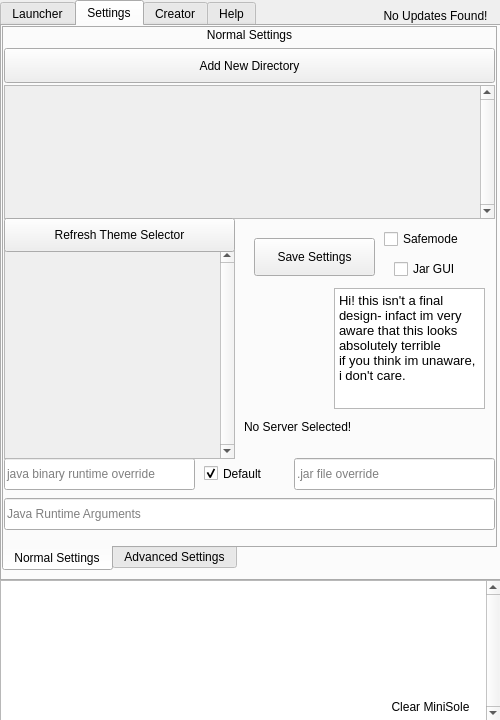
Neeko-iko/JavierLauncher, file Internals/Super Internals/JavierUI.ui: the form before one commit.
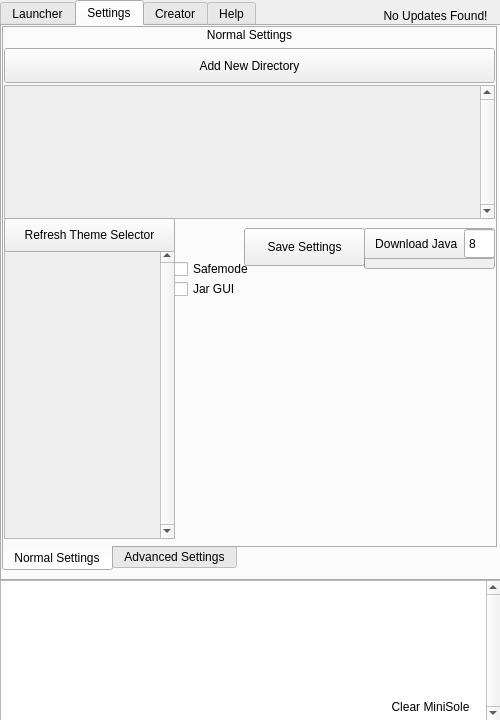
The form after the commit. The open tabs and pages were chosen to show the change.

Commit message: Java downloader! hopefully it's sensical among that is a test for windows builds, hopefully that works okay and moving the overrides&arguments over to the advanced section of the settings

```diff
--- a/Internals/Super Internals/JavierUI.ui
+++ b/Internals/Super Internals/JavierUI.ui
@@ -45,6 +45,9 @@
     </size>
    </property>
    <widget class="QTabWidget" name="Tabs">
+    <property name="enabled">
+     <bool>true</bool>
+    </property>
     <property name="geometry">
      <rect>
       <x>0</x>
@@ -420,8 +423,8 @@
        <widget class="QCheckBox" name="safemodeCheck">
         <property name="geometry">
          <rect>
-          <x>380</x>
-          <y>200</y>
+          <x>170</x>
+          <y>230</y>
           <width>88</width>
           <height>22</height>
          </rect>
@@ -442,8 +445,8 @@
        <widget class="QCheckBox" name="jarGuiCheck">
         <property name="geometry">
          <rect>
-          <x>390</x>
-          <y>230</y>
+          <x>170</x>
+          <y>250</y>
           <width>71</width>
           <height>22</height>
          </rect>
@@ -467,79 +470,13 @@
          <bool>true</bool>
         </property>
        </widget>
-       <widget class="QLineEdit" name="jraEntry">
-        <property name="geometry">
-         <rect>
-          <x>0</x>
-          <y>470</y>
-          <width>491</width>
-          <height>32</height>
-         </rect>
-        </property>
-        <property name="toolTip">
-         <string>&lt;html&gt;&lt;head/&gt;&lt;body&gt;&lt;p&gt;DEFAULT: NONE&lt;br/&gt;Java Runtime Arguments, these can help your server run more efficiently &lt;/p&gt;&lt;p&gt;if you don't know what this means, don't worry about it!&lt;/p&gt;&lt;/body&gt;&lt;/html&gt;</string>
-        </property>
-        <property name="maxLength">
-         <number>32767</number>
-        </property>
-        <property name="dragEnabled">
-         <bool>true</bool>
-        </property>
-        <property name="placeholderText">
-         <string>Java Runtime Arguments</string>
-        </property>
-        <property name="clearButtonEnabled">
-         <bool>false</bool>
-        </property>
-       </widget>
-       <widget class="QLineEdit" name="sJavaOver">
-        <property name="geometry">
-         <rect>
-          <x>0</x>
-          <y>430</y>
-          <width>191</width>
-          <height>32</height>
-         </rect>
-        </property>
-        <property name="toolTip">
-         <string>&lt;html&gt;&lt;head/&gt;&lt;body&gt;&lt;p&gt;DEFAULT: EMPTY (java)&lt;br/&gt;Java Runtime Binary is the filepath at which your java goes, this one is server specific- the Forge modloader on any MC version likes to use Java 8.&lt;/p&gt;&lt;p&gt;besides that you should be good with java 18 for all versions&lt;/p&gt;&lt;p&gt;if you don't know what any of this means, don't worry about it!&lt;/p&gt;&lt;/body&gt;&lt;/html&gt;</string>
-        </property>
-        <property name="dragEnabled">
-         <bool>true</bool>
-        </property>
-        <property name="placeholderText">
-         <string>java binary runtime override</string>
-        </property>
-       </widget>
-       <widget class="QLineEdit" name="jarFileEntry">
-        <property name="geometry">
-         <rect>
-          <x>290</x>
-          <y>430</y>
-          <width>201</width>
-          <height>32</height>
-         </rect>
-        </property>
-        <property name="toolTip">
-         <string>&lt;html&gt;&lt;head/&gt;&lt;body&gt;&lt;p&gt;DEFAULT: EMPTY (JAVIER WILL FIND IT)&lt;/p&gt;&lt;p&gt;.jar file override should really only be used incase Javier manages to get the wrong server jar file for your server.&lt;/p&gt;&lt;p&gt;if you don't know what this means, don't worry about it!&lt;/p&gt;&lt;/body&gt;&lt;/html&gt;</string>
-        </property>
-        <property name="text">
-         <string/>
-        </property>
-        <property name="dragEnabled">
-         <bool>true</bool>
-        </property>
-        <property name="placeholderText">
-         <string>.jar file override</string>
-        </property>
-       </widget>
        <widget class="QScrollArea" name="themeScroller">
         <property name="geometry">
          <rect>
           <x>0</x>
           <y>220</y>
-          <width>231</width>
-          <height>211</height>
+          <width>171</width>
+          <height>291</height>
          </rect>
         </property>
         <property name="focusPolicy">
@@ -559,8 +496,8 @@
           <rect>
            <x>0</x>
            <y>0</y>
-           <width>206</width>
-           <height>207</height>
+           <width>146</width>
+           <height>287</height>
           </rect>
          </property>
         </widget>
@@ -570,7 +507,7 @@
          <rect>
           <x>0</x>
           <y>190</y>
-          <width>231</width>
+          <width>171</width>
           <height>34</height>
          </rect>
         </property>
@@ -578,64 +515,11 @@
          <string>Refresh Theme Selector</string>
         </property>
        </widget>
-       <widget class="QTextBrowser" name="textBrowser">
-        <property name="geometry">
-         <rect>
-          <x>330</x>
-          <y>260</y>
-          <width>151</width>
-          <height>121</height>
-         </rect>
-        </property>
-        <property name="html">
-         <string>&lt;!DOCTYPE HTML PUBLIC &quot;-//W3C//DTD HTML 4.0//EN&quot; &quot;http://www.w3.org/TR/REC-html40/strict.dtd&quot;&gt;
-&lt;html&gt;&lt;head&gt;&lt;meta name=&quot;qrichtext&quot; content=&quot;1&quot; /&gt;&lt;style type=&quot;text/css&quot;&gt;
-p, li { white-space: pre-wrap; }
-&lt;/style&gt;&lt;/head&gt;&lt;body style=&quot; font-family:'Noto Sans'; font-size:11pt; font-weight:400; font-style:normal;&quot;&gt;
-&lt;p style=&quot; margin-top:0px; margin-bottom:0px; margin-left:0px; margin-right:0px; -qt-block-indent:0; text-indent:0px;&quot;&gt;&lt;span style=&quot; font-size:10pt;&quot;&gt;Hi! this isn't a final design- infact im very aware that this looks absolutely terrible&lt;/span&gt;&lt;/p&gt;
-&lt;p style=&quot; margin-top:0px; margin-bottom:0px; margin-left:0px; margin-right:0px; -qt-block-indent:0; text-indent:0px;&quot;&gt;&lt;span style=&quot; font-size:10pt;&quot;&gt;if you think im unaware, i don't care.&lt;/span&gt;&lt;/p&gt;&lt;/body&gt;&lt;/html&gt;</string>
-        </property>
-       </widget>
-       <widget class="QCheckBox" name="defaultCheck">
-        <property name="geometry">
-         <rect>
-          <x>200</x>
-          <y>430</y>
-          <width>81</width>
-          <height>31</height>
-         </rect>
-        </property>
-        <property name="toolTip">
-         <string>&lt;html&gt;&lt;head/&gt;&lt;body&gt;&lt;p&gt;TEMPORARY&lt;/p&gt;&lt;p&gt;used for if you want your settings to be saved as the default, or if they're for the specific server&lt;/p&gt;&lt;/body&gt;&lt;/html&gt;</string>
-        </property>
-        <property name="layoutDirection">
-         <enum>Qt::LeftToRight</enum>
-        </property>
-        <property name="text">
-         <string>Default</string>
-        </property>
-        <property name="checked">
-         <bool>true</bool>
-        </property>
-       </widget>
-       <widget class="QLabel" name="serverSelectLabel">
-        <property name="geometry">
-         <rect>
-          <x>240</x>
-          <y>390</y>
-          <width>221</width>
-          <height>18</height>
-         </rect>
-        </property>
-        <property name="text">
-         <string>No Server Selected!</string>
-        </property>
-       </widget>
        <widget class="QPushButton" name="saveSettings">
         <property name="geometry">
          <rect>
-          <x>250</x>
-          <y>210</y>
+          <x>240</x>
+          <y>200</y>
           <width>121</width>
           <height>38</height>
          </rect>
@@ -644,6 +528,100 @@
          <string>Save Settings</string>
         </property>
        </widget>
+       <widget class="QProgressBar" name="javaDownBar">
+        <property name="enabled">
+         <bool>false</bool>
+        </property>
+        <property name="geometry">
+         <rect>
+          <x>360</x>
+          <y>221</y>
+          <width>131</width>
+          <height>20</height>
+         </rect>
+        </property>
+        <property name="cursor">
+         <cursorShape>BusyCursor</cursorShape>
+        </property>
+        <property name="contextMenuPolicy">
+         <enum>Qt::NoContextMenu</enum>
+        </property>
+        <property name="autoFillBackground">
+         <bool>false</bool>
+        </property>
+        <property name="minimum">
+         <number>0</number>
+        </property>
+        <property name="maximum">
+         <number>1</number>
+        </property>
+        <property name="value">
+         <number>-1</number>
+        </property>
+        <property name="textVisible">
+         <bool>false</bool>
+        </property>
+        <property name="orientation">
+         <enum>Qt::Horizontal</enum>
+        </property>
+        <property name="invertedAppearance">
+         <bool>false</bool>
+        </property>
+       </widget>
+       <widget class="QSpinBox" name="javaIntBox">
+        <property name="geometry">
+         <rect>
+          <x>460</x>
+          <y>200</y>
+          <width>31</width>
+          <height>31</height>
+         </rect>
+        </property>
+        <property name="toolTip">
+         <string>&lt;html&gt;&lt;head/&gt;&lt;body&gt;&lt;p&gt;this is the major java version number&lt;/p&gt;&lt;p&gt;generally 8 and 16 are used, but maybe you need something esle!&lt;br/&gt;8 is mainly for forge/older versions of MC&lt;br/&gt;and 16+ is for anything above 1.15&lt;/p&gt;&lt;/body&gt;&lt;/html&gt;</string>
+        </property>
+        <property name="buttonSymbols">
+         <enum>QAbstractSpinBox::NoButtons</enum>
+        </property>
+        <property name="minimum">
+         <number>8</number>
+        </property>
+       </widget>
+       <widget class="QPushButton" name="downJavaButton">
+        <property name="geometry">
+         <rect>
+          <x>360</x>
+          <y>200</y>
+          <width>131</width>
+          <height>31</height>
+         </rect>
+        </property>
+        <property name="toolTip">
+         <string>download the java major version selected!</string>
+        </property>
+        <property name="autoFillBackground">
+         <bool>false</bool>
+        </property>
+        <property name="text">
+         <string>Download Java        </string>
+        </property>
+        <property name="autoDefault">
+         <bool>false</bool>
+        </property>
+        <property name="flat">
+         <bool>false</bool>
+        </property>
+       </widget>
+       <zorder>verticalLayoutWidget</zorder>
+       <zorder>normalLabel</zorder>
+       <zorder>safemodeCheck</zorder>
+       <zorder>jarGuiCheck</zorder>
+       <zorder>themeScroller</zorder>
+       <zorder>themeRefresh</zorder>
+       <zorder>saveSettings</zorder>
+       <zorder>javaDownBar</zorder>
+       <zorder>downJavaButton</zorder>
+       <zorder>javaIntBox</zorder>
       </widget>
       <widget class="QWidget" name="advancedSettings">
        <attribute name="title">
@@ -671,6 +649,119 @@
          <bool>true</bool>
         </property>
        </widget>
+       <widget class="QLineEdit" name="jarFileEntry">
+        <property name="geometry">
+         <rect>
+          <x>280</x>
+          <y>430</y>
+          <width>201</width>
+          <height>32</height>
+         </rect>
+        </property>
+        <property name="toolTip">
+         <string>&lt;html&gt;&lt;head/&gt;&lt;body&gt;&lt;p&gt;DEFAULT: EMPTY (JAVIER WILL FIND IT)&lt;/p&gt;&lt;p&gt;.jar file override should really only be used incase Javier manages to get the wrong server jar file for your server.&lt;/p&gt;&lt;p&gt;if you don't know what this means, don't worry about it!&lt;/p&gt;&lt;/body&gt;&lt;/html&gt;</string>
+        </property>
+        <property name="text">
+         <string/>
+        </property>
+        <property name="dragEnabled">
+         <bool>true</bool>
+        </property>
+        <property name="placeholderText">
+         <string>.jar file override</string>
+        </property>
+       </widget>
+       <widget class="QCheckBox" name="defaultCheck">
+        <property name="geometry">
+         <rect>
+          <x>200</x>
+          <y>430</y>
+          <width>81</width>
+          <height>31</height>
+         </rect>
+        </property>
+        <property name="toolTip">
+         <string>&lt;html&gt;&lt;head/&gt;&lt;body&gt;&lt;p&gt;TEMPORARY&lt;/p&gt;&lt;p&gt;used for if you want your settings to be saved as the default, or if they're for the specific server&lt;/p&gt;&lt;/body&gt;&lt;/html&gt;</string>
+        </property>
+        <property name="layoutDirection">
+         <enum>Qt::LeftToRight</enum>
+        </property>
+        <property name="text">
+         <string>Default</string>
+        </property>
+        <property name="checked">
+         <bool>true</bool>
+        </property>
+       </widget>
+       <widget class="QLineEdit" name="sJavaOver">
+        <property name="geometry">
+         <rect>
+          <x>0</x>
+          <y>430</y>
+          <width>191</width>
+          <height>32</height>
+         </rect>
+        </property>
+        <property name="toolTip">
+         <string>&lt;html&gt;&lt;head/&gt;&lt;body&gt;&lt;p&gt;DEFAULT: EMPTY (java)&lt;br/&gt;Java Runtime Binary is the filepath at which your java goes, this one is server specific- the Forge modloader on any MC version likes to use Java 8.&lt;/p&gt;&lt;p&gt;besides that you should be good with java 18 for all versions&lt;/p&gt;&lt;p&gt;if you don't know what any of this means, don't worry about it!&lt;/p&gt;&lt;/body&gt;&lt;/html&gt;</string>
+        </property>
+        <property name="dragEnabled">
+         <bool>true</bool>
+        </property>
+        <property name="placeholderText">
+         <string>java binary runtime override</string>
+        </property>
+       </widget>
+       <widget class="QLineEdit" name="jraEntry">
+        <property name="geometry">
+         <rect>
+          <x>0</x>
+          <y>470</y>
+          <width>481</width>
+          <height>32</height>
+         </rect>
+        </property>
+        <property name="toolTip">
+         <string>&lt;html&gt;&lt;head/&gt;&lt;body&gt;&lt;p&gt;DEFAULT: NONE&lt;br/&gt;Java Runtime Arguments, these can help your server run more efficiently &lt;/p&gt;&lt;p&gt;if you don't know what this means, don't worry about it!&lt;/p&gt;&lt;/body&gt;&lt;/html&gt;</string>
+        </property>
+        <property name="maxLength">
+         <number>32767</number>
+        </property>
+        <property name="dragEnabled">
+         <bool>true</bool>
+        </property>
+        <property name="placeholderText">
+         <string>Java Runtime Arguments</string>
+        </property>
+        <property name="clearButtonEnabled">
+         <bool>false</bool>
+        </property>
+       </widget>
+       <widget class="QLabel" name="serverSelectLabel">
+        <property name="geometry">
+         <rect>
+          <x>0</x>
+          <y>410</y>
+          <width>481</width>
+          <height>18</height>
+         </rect>
+        </property>
+        <property name="toolTip">
+         <string>The server Selected</string>
+        </property>
+        <property name="layoutDirection">
+         <enum>Qt::LeftToRight</enum>
+        </property>
+        <property name="text">
+         <string>No Server Selected!</string>
+        </property>
+        <property name="textFormat">
+         <enum>Qt::PlainText</enum>
+        </property>
+        <property name="alignment">
+         <set>Qt::AlignCenter</set>
+        </property>
+       </widget>
       </widget>
      </widget>
     </widget>
```
Left out of the diff: 12 changed lines with no effect on the pictures. The commit also changes 5 other files.
